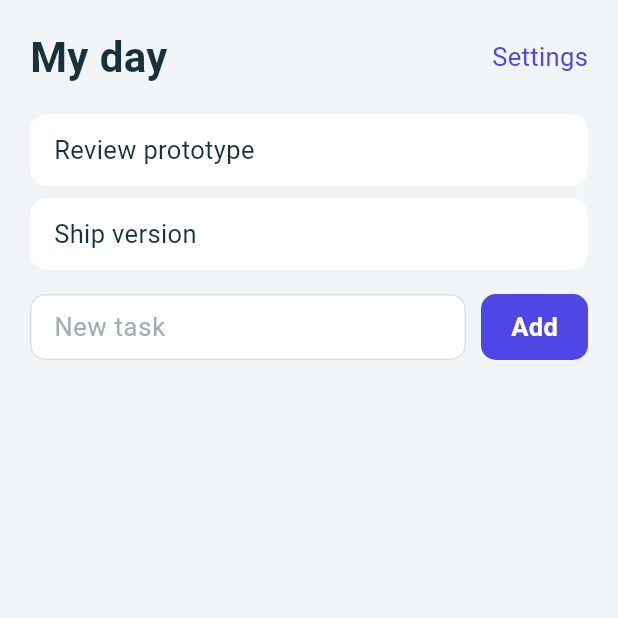
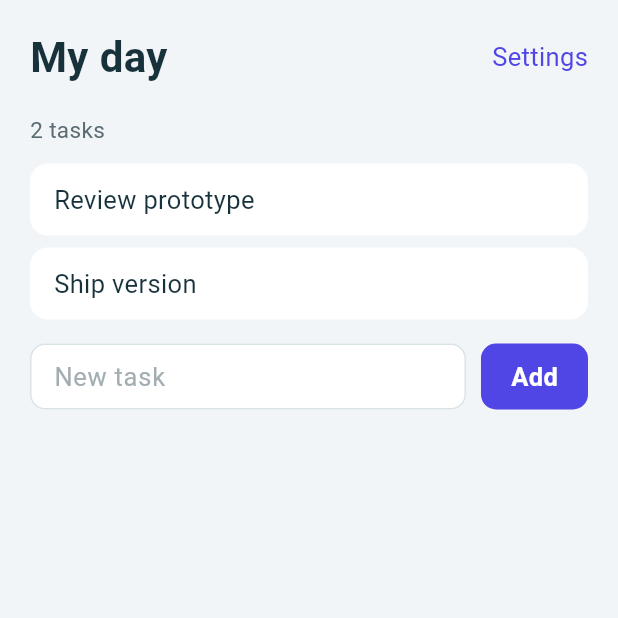
Before and after one commit to zhangqiu-ai/protoflow-test, a Flutter app: the screen it shows after launch, on a phone screen of 412 x 824 dp, the top half of it. Run offline on Flutter 3.47's test engine with Material 3 defaults, Android fonts, the phone set to English and light mode, and no system bars.

Commit message:
ProtoFlow: implement prototype 7a40653
Prototype-Commit: 7a40653f25b0dc418eebfa90d0870d30a70850c3
Manifest: git-7a40653f25b0dc418eebfa90d0870d30a70850c3
Verification: VER-1791986012081-2f759b08
Delivery-Base: 785c42a4a44f8b681c1050ad0067760ba50dcecc
Manifest-Hash: 202ba368a8970305aa80a2722973630f934ae5c472f5563b9325c2da26139499
Verification-Hash: b4919698d174fe48985ad9da054bb85cec8cb9f3b7778882a65cd6511cda11df
Application-Hash: 58c5dd1d47458c8ebf564a3eabecd6d8c604dd90a0e34f068dd12c295d1708fa
Approved-By: none (human review required)
Independent-Review: pending; reviewed commit evidence is recorded separately

```diff
--- a/flutter/lib/main.dart
+++ b/flutter/lib/main.dart
@@ -11,6 +11,7 @@ const ink = Color(0xFF18323C);
 const canvas = Color(0xFFF2F5F7);
 const border = Color(0xFFD9E2E5);
 const danger = Color(0xFFAD3F3C);
+const muted = Color(0xFF5B6B73);
 const placeholder = Color(0xFFA3AEB3);
 
 Future<void> main() async {
@@ -216,6 +217,17 @@ class _TasksScreenState extends State<TasksScreen> {
         title: 'My day',
         action: 'Settings',
         onAction: () => widget.open('settings'),
+      ),
+      Padding(
+        padding: const EdgeInsets.only(bottom: 12),
+        child: anchor(
+          'tasks.count',
+          Text(
+            '${items.length} tasks',
+            style: const TextStyle(fontSize: 15, color: muted),
+          ),
+          container: false,
+        ),
       ),
       anchor(
         'tasks.list',
```
Also changed, not shown: 1 other file.
